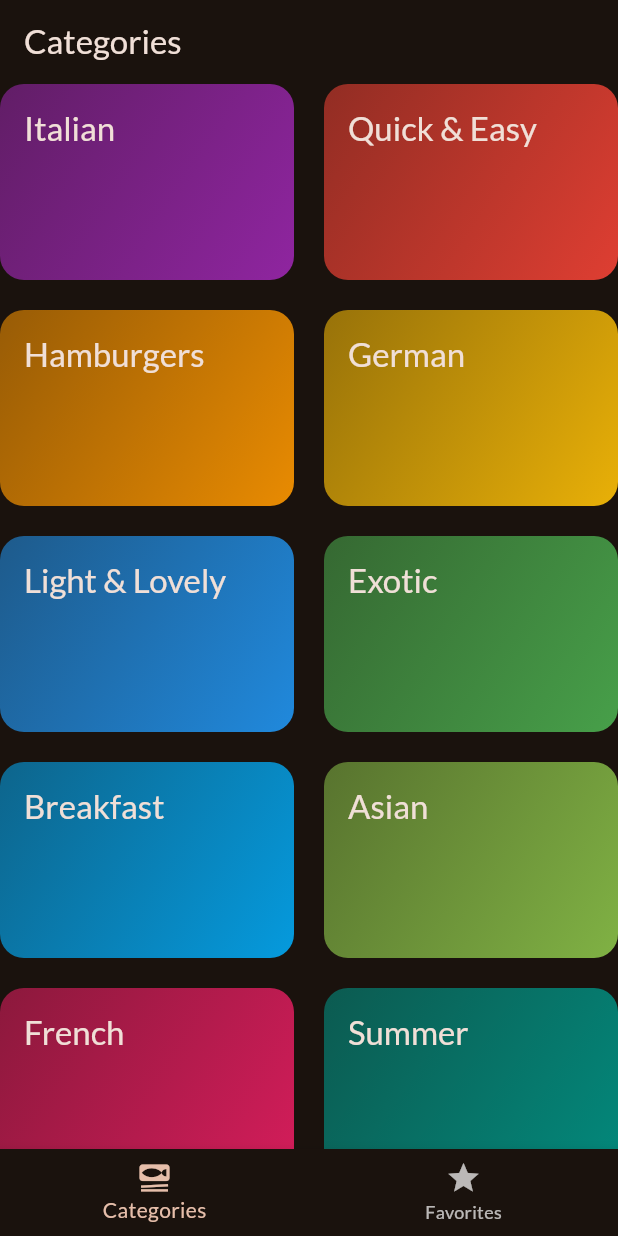
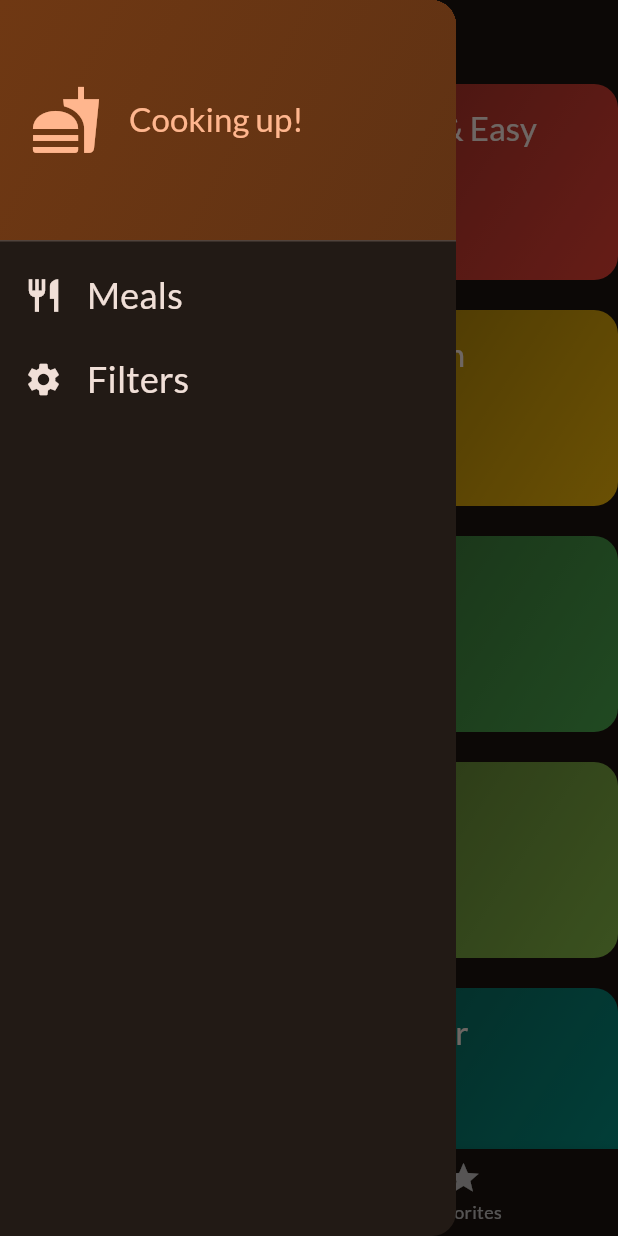
Before and after one commit to kimathi99/mealapp, a Flutter app: the screen it shows after launch, with the side drawer open (before the commit the screen has no drawer), on a phone screen of 412 x 824 dp. Run offline on Flutter 3.47's test engine with Material 2 defaults, Android fonts, the phone set to English and light mode, and no system bars; our stand-ins replace google_fonts, transparent_image.

Commit message:
added a drawer for navigation

```diff
--- a/lib/screens/tabs_screen.dart
+++ b/lib/screens/tabs_screen.dart
@@ -2,6 +2,7 @@ import 'package:flutter/material.dart';
 import 'package:meals/models/meals.dart';
 import 'package:meals/screens/categories_screen.dart';
 import 'package:meals/screens/meals_screen.dart';
+import 'package:meals/widgets/main_drawer.dart';
 
 class TabsScreen extends StatefulWidget {
   const TabsScreen({super.key});
@@ -44,6 +45,13 @@ class _TabsScreenState extends State<TabsScreen> {
     });
   }
 
+  void _setSreen(String identifier) {
+    if (identifier == 'filters') {
+    } else {
+      Navigator.of(context).pop();
+    }
+  }
+
   @override
   Widget build(BuildContext context) {
     Widget activePage = CategoriesScreen(
@@ -63,6 +71,7 @@ class _TabsScreenState extends State<TabsScreen> {
       appBar: AppBar(
         title: Text(activePageTitle),
       ),
+      drawer: MainDrawer(onSelectScreen: _setSreen),
       body: activePage,
       bottomNavigationBar: BottomNavigationBar(
         onTap: _selectPage,
--- /dev/null
+++ b/lib/widgets/main_drawer.dart
@@ -0,0 +1,80 @@
+import 'package:flutter/material.dart';
+
+class MainDrawer extends StatelessWidget {
+  const MainDrawer({super.key, required this.onSelectScreen});
+  final void Function(String identifier) onSelectScreen;
+
+  @override
+  Widget build(BuildContext context) {
+    return Drawer(
+      child: Column(
+        children: [
+          DrawerHeader(
+            padding: const EdgeInsets.all(20),
+            decoration: BoxDecoration(
+              gradient: LinearGradient(
+                colors: [
+                  Theme.of(context).colorScheme.primaryContainer,
+                  Theme.of(context)
+                      .colorScheme
+                      .primaryContainer
+                      .withOpacity(0.8),
+                ],
+                begin: Alignment.topLeft,
+                end: Alignment.bottomRight,
+              ),
+            ),
+            child: Row(
+              children: [
+                Icon(
+                  Icons.fastfood,
+                  size: 48,
+                  color: Theme.of(context).colorScheme.primary,
+                ),
+                const SizedBox(
+                  width: 18,
+                ),
+                Text(
+                  'Cooking up!',
+                  style: Theme.of(context).textTheme.titleLarge!.copyWith(
+                        color: Theme.of(context).colorScheme.primary,
+                      ),
+                ),
+              ],
+            ),
+          ),
+          ListTile(
+            leading: Icon(
+              Icons.restaurant,
+              size: 26,
+              color: Theme.of(context).colorScheme.onBackground,
+            ),
+            title: Text(
+              'Meals',
+              style: Theme.of(context).textTheme.titleSmall!.copyWith(
+                    color: Theme.of(context).colorScheme.onBackground,
+                    fontSize: 24,
+                  ),
+            ),
+            onTap: () {},
+          ),
+          ListTile(
+            leading: Icon(
+              Icons.settings,
+              size: 26,
+              color: Theme.of(context).colorScheme.onBackground,
+            ),
+            title: Text(
+              'Filters',
+              style: Theme.of(context).textTheme.titleSmall!.copyWith(
+                    color: Theme.of(context).colorScheme.onBackground,
+                    fontSize: 24,
+                  ),
+            ),
+            onTap: () {},
+          ),
+        ],
+      ),
+    );
+  }
+}
```
